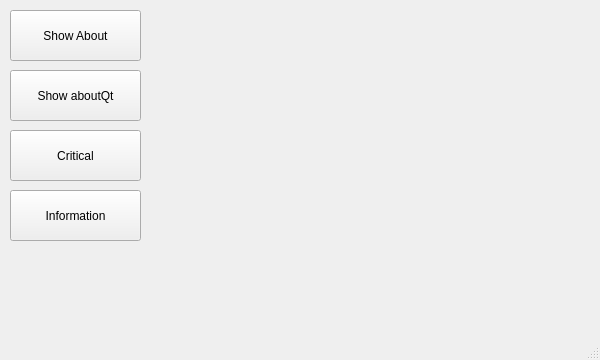
Above: QMessageBox_Testing/mainwindow.ui from Stemm0012/Qt_Git_Practice_Tools before the change. Below: the same form after it.
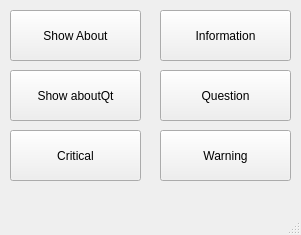
That is the form after the change.

Commit message: Question and Warning buttons added

```diff
--- a/QMessageBox_Testing/mainwindow.ui
+++ b/QMessageBox_Testing/mainwindow.ui
@@ -6,8 +6,8 @@
    <rect>
     <x>0</x>
     <y>0</y>
-    <width>600</width>
-    <height>360</height>
+    <width>301</width>
+    <height>235</height>
    </rect>
   </property>
   <property name="windowTitle">
@@ -56,8 +56,8 @@
    <widget class="QPushButton" name="pushButton_4">
     <property name="geometry">
      <rect>
-      <x>10</x>
-      <y>190</y>
+      <x>160</x>
+      <y>10</y>
       <width>131</width>
       <height>51</height>
      </rect>
@@ -66,6 +66,32 @@
      <string>Information</string>
     </property>
    </widget>
+   <widget class="QPushButton" name="pushButton_5">
+    <property name="geometry">
+     <rect>
+      <x>160</x>
+      <y>70</y>
+      <width>131</width>
+      <height>51</height>
+     </rect>
+    </property>
+    <property name="text">
+     <string>Question</string>
+    </property>
+   </widget>
+   <widget class="QPushButton" name="pushButton_6">
+    <property name="geometry">
+     <rect>
+      <x>160</x>
+      <y>130</y>
+      <width>131</width>
+      <height>51</height>
+     </rect>
+    </property>
+    <property name="text">
+     <string>Warning</string>
+    </property>
+   </widget>
   </widget>
   <widget class="QMenuBar" name="menubar">
    <property name="geometry">
```
Left out of the diff: 2 changed lines with no effect on the pictures. The commit also changes 1 other file.
